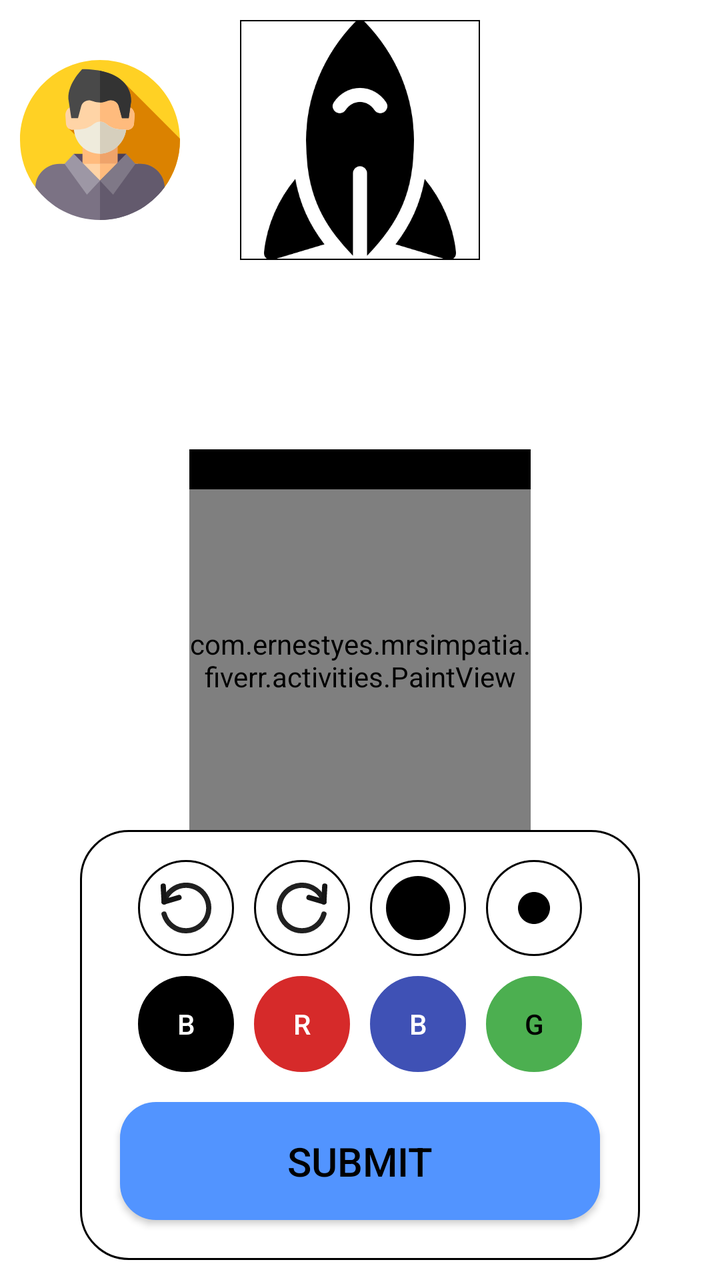
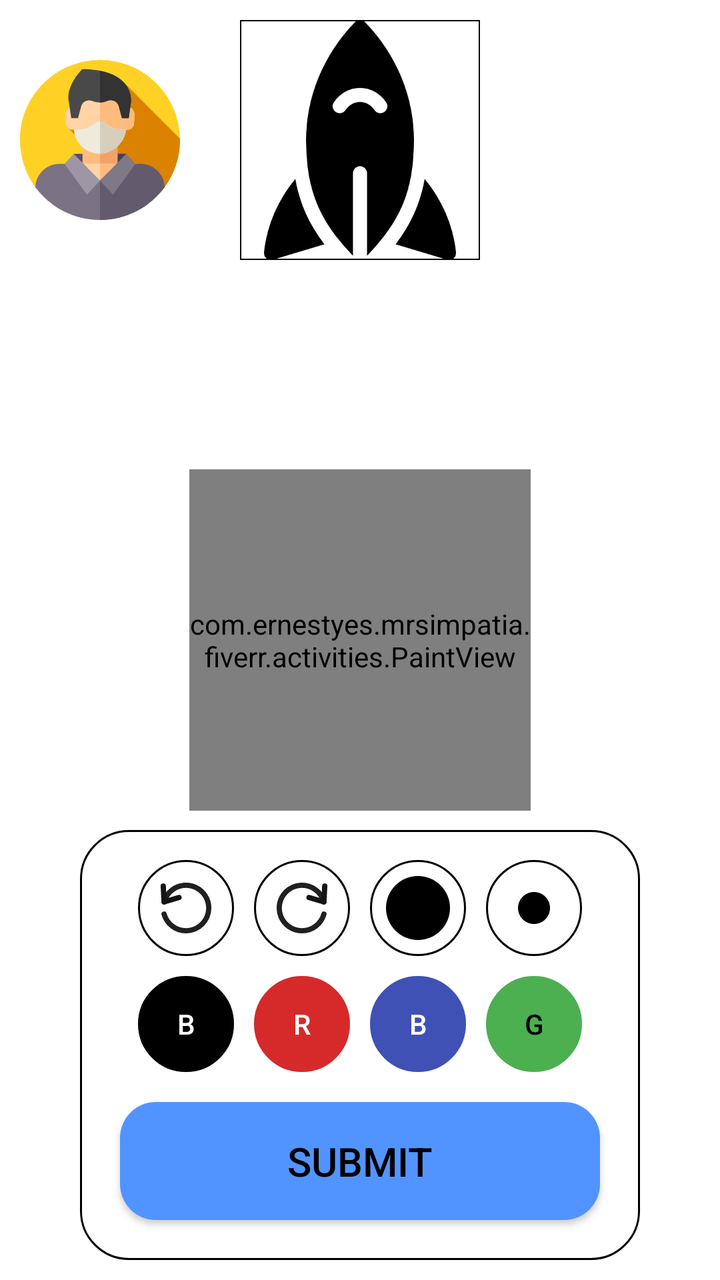

Screens rendered from an Android XML layout before and after an edit, with the pre-edit source and the edit as a unified diff.
<!-- AndroidManifest.xml: application theme AppTheme -->
<!-- res/layout/activity_art.xml -->
<?xml version="1.0" encoding="utf-8"?>
<RelativeLayout xmlns:android="http://schemas.android.com/apk/res/android"
    xmlns:app="http://schemas.android.com/apk/res-auto"
    xmlns:tools="http://schemas.android.com/tools"
    android:layout_width="match_parent"
    android:layout_height="match_parent"
    android:padding="10dp"
    android:background="@color/white"
    tools:context=".activities.ArtActivity">


    <RelativeLayout
        android:layout_width="match_parent"
        android:layout_height="wrap_content"
        android:layout_alignParentTop="true"
        android:orientation="horizontal">

        <ImageView
            android:layout_width="80dp"
            android:layout_height="80dp"
            android:layout_alignParentLeft="true"
            android:layout_centerInParent="true"
            android:src="@drawable/ic_user" />

        <ImageView
            android:id="@+id/showDemo"
            android:layout_width="120dp"
            android:layout_height="120dp"
            android:src="@drawable/level_9"
            android:layout_centerInParent="true"
            android:background="@drawable/curve_background_transparent" />

        <LinearLayout
            android:layout_width="wrap_content"
            android:layout_height="wrap_content"
            android:layout_alignParentRight="true"
            android:layout_gravity="right"
            android:orientation="vertical">

            <ImageView
                android:layout_width="50dp"
                android:layout_height="50dp"
                android:layout_marginTop="10dp"
                android:text="S"
                android:textSize="20dp" />


        </LinearLayout>
    </RelativeLayout>



    <LinearLayout
        android:layout_width="512px"
        android:layout_height="wrap_content"
        android:layout_centerInParent="true"
        android:layout_marginTop="50dp"
        android:layout_marginBottom="50dp"
        android:orientation="vertical">

        <ProgressBar
            android:id="@+id/progressbarAA"
            android:layout_width="512px"
            android:layout_height="20dp"
            android:background="@color/text_color" />

        <com.ernestyes.mrsimpatia.fiverr.activities.PaintView
            android:id="@+id/paintView"
            android:layout_width="512px"
            android:layout_height="512px"
            android:layout_gravity="center" />

    </LinearLayout>




    <LinearLayout
        android:layout_width="280dp"
        android:layout_height="wrap_content"
        android:layout_alignParentBottom="true"
        android:layout_centerInParent="true"
        android:background="@drawable/circle_button_background"
        android:orientation="vertical"
        android:padding="10dp">


        <LinearLayout
            android:layout_width="match_parent"
            android:layout_height="wrap_content"
            android:gravity="center"
            android:orientation="horizontal">

            <ImageView
                android:id="@+id/undoIV"
                android:layout_width="48dp"
                android:layout_height="48dp"
                android:layout_margin="5dp"
                android:background="@drawable/circle_button_background"
                android:padding="10dp"
                android:src="@drawable/ic_undo" />

            <ImageView
                android:id="@+id/redoIV"
                android:layout_width="48dp"
                android:layout_height="48dp"
                android:layout_margin="5dp"
                android:background="@drawable/circle_button_background"
                android:padding="10dp"
                android:src="@drawable/ic_redo" />

            <ImageView
                android:id="@+id/fatLineIV"
                android:layout_width="48dp"
                android:layout_height="48dp"
                android:layout_margin="5dp"
                android:background="@drawable/circle_button_background"
                android:padding="8dp"
                android:src="@drawable/ic_dot"
                android:textAllCaps="false" />

            <ImageView
                android:id="@+id/thinLineIV"
                android:layout_width="48dp"
                android:layout_height="48dp"
                android:layout_margin="5dp"
                android:background="@drawable/circle_button_background"
                android:padding="16dp"
                android:src="@drawable/ic_dot"
                android:textAllCaps="false" />


        </LinearLayout>


        <LinearLayout
            android:layout_width="match_parent"
            android:layout_height="wrap_content"
            android:gravity="center"
            android:orientation="horizontal">

            <Button
                android:id="@+id/black_color"
                android:layout_width="48dp"
                android:layout_height="48dp"
                android:layout_margin="5dp"
                android:background="@drawable/circle_button_background"
                android:backgroundTint="@color/black"
                android:text="B"
                android:textColor="@color/white" />

            <Button
                android:id="@+id/red_color"
                android:layout_width="48dp"
                android:layout_height="48dp"
                android:layout_margin="5dp"
                android:background="@drawable/circle_button_background"
                android:backgroundTint="@color/red"
                android:text="R"
                android:textColor="@color/white" />

            <Button
                android:id="@+id/blue_color"
                android:layout_width="48dp"
                android:layout_height="48dp"
                android:layout_margin="5dp"
                android:background="@drawable/circle_button_background"
                android:backgroundTint="@color/blue"
                android:text="B"
                android:textColor="@color/white" />

            <Button
                android:id="@+id/green_color"
                android:layout_width="48dp"
                android:layout_height="48dp"
                android:layout_margin="5dp"
                android:background="@drawable/circle_button_background"
                android:backgroundTint="@color/green"
                android:text="G"
                android:textColor="@color/black" />


        </LinearLayout>

        <Button
            android:id="@+id/submitButton"
            android:layout_width="match_parent"
            android:layout_height="wrap_content"
            android:layout_gravity="center"
            android:layout_margin="10dp"
            android:background="@drawable/button_background"
            android:backgroundTint="#5294FF"
            android:paddingLeft="20dp"
            android:paddingTop="16dp"
            android:paddingRight="20dp"
            android:paddingBottom="16dp"
            android:text="Submit"
            android:textColor="@color/black"
            android:textSize="20dp" />


    </LinearLayout>

</RelativeLayout>
<!-- resources referenced by this layout -->
<resources>
  <color name="black">#000000</color>
  <color name="blue">#3F51B5</color>
  <color name="green">#4CAF50</color>
  <color name="red">#D62A2A</color>
  <color name="text_color">#000000</color>
  <color name="white">#ffffff</color>
  <!-- drawable button_background (drawable) -->
  <?xml version="1.0" encoding="utf-8"?>
  <shape android:shape="rectangle"
      xmlns:android="http://schemas.android.com/apk/res/android">
      <solid android:color="#000000"/>
      <corners android:radius="18dp"/>
  
  
  </shape>
  <!-- drawable circle_button_background (drawable-v24) -->
  <?xml version="1.0" encoding="utf-8"?>
  <shape xmlns:android="http://schemas.android.com/apk/res/android">
      <corners android:radius="24dp"/>
      <size android:height="48dp"
          android:width="48dp"/>
      <stroke android:width="1dp"
          android:color="@color/black"/>
  </shape>
  <!-- drawable curve_background_transparent (drawable) -->
  <?xml version="1.0" encoding="utf-8"?>
  <shape android:shape="rectangle" xmlns:android="http://schemas.android.com/apk/res/android">
  
      <stroke android:width="0.5dp"/>
      <stroke android:color="#000000"/>
  
  </shape>
  <!-- drawable ic_dot (drawable) -->
  <vector xmlns:android="http://schemas.android.com/apk/res/android"
      android:width="512dp"
      android:height="512dp"
      android:viewportWidth="512"
      android:viewportHeight="512">
    <path
        android:fillColor="#FF000000"
        android:pathData="M256,0C114.837,0 0,114.837 0,256s114.837,256 256,256s256,-114.837 256,-256S397.163,0 256,0z"/>
  </vector>
  <!-- drawable ic_redo (drawable) -->
  <vector xmlns:android="http://schemas.android.com/apk/res/android"
      android:width="512dp"
      android:height="512dp"
      android:viewportWidth="512"
      android:viewportHeight="512">
    <path
        android:pathData="m256,488a232,232 0,0 1,-164.049 -396.049,232.023 232.023,0 0,1 305.516,-19.842 233.559,233.559 0,0 1,82.025 121.444,24 24,0 1,1 -46.235,12.894 185.254,185.254 0,0 0,-65.082 -96.312,182.241 182.241,0 0,0 -112.175,-38.135c-101.458,0 -184,82.542 -184,184s82.542,184 184,184a182.236,182.236 0,0 0,112.174 -38.135,185.25 185.25,0 0,0 65.083,-96.312 24,24 0,1 1,46.235 12.894,233.557 233.557,0 0,1 -82.025,121.445 229.844,229.844 0,0 1,-141.467 48.108z"
        android:fillColor="#202020"/>
    <path
        android:pathData="m456,224a23.952,23.952 0,0 1,-6.77 -0.976l-135.995,-40a24,24 0,1 1,13.543 -46.048l106.94,31.454 6.32,-113.761a24,24 0,1 1,47.924 2.662l-8,144a24,24 0,0 1,-23.962 22.669z"
        android:fillColor="#151515"/>
  </vector>
  <!-- drawable ic_undo (drawable) -->
  <vector xmlns:android="http://schemas.android.com/apk/res/android"
      android:width="512dp"
      android:height="512dp"
      android:viewportWidth="512"
      android:viewportHeight="512">
    <path
        android:pathData="m256,488a229.844,229.844 0,0 1,-141.467 -48.108,233.557 233.557,0 0,1 -82.025,-121.445 24,24 0,1 1,46.235 -12.894,185.25 185.25,0 0,0 65.083,96.312 182.236,182.236 0,0 0,112.174 38.135c101.458,0 184,-82.542 184,-184s-82.542,-184 -184,-184a182.241,182.241 0,0 0,-112.175 38.135,185.254 185.254,0 0,0 -65.082,96.312 24,24 0,1 1,-46.235 -12.894,233.559 233.559,0 0,1 82.025,-121.444 232.008,232.008 0,0 1,373.467 183.891,232 232,0 0,1 -232,232z"
        android:fillColor="#202020"/>
    <path
        android:pathData="m56,224a24,24 0,0 1,-23.964 -22.669l-8,-144a24,24 0,1 1,47.924 -2.662l6.32,113.761 106.941,-31.454a24,24 0,1 1,13.543 46.048l-135.995,40a23.947,23.947 0,0 1,-6.769 0.976z"
        android:fillColor="#151515"/>
  </vector>
  <!-- drawable level_9: png bitmap (drawable, 15579 bytes) -->
  <style name="AppTheme" parent="Theme.AppCompat.Light.NoActionBar">
          
          <item name="colorPrimary">@color/colorPrimary</item>
          <item name="colorPrimaryDark">@color/colorPrimaryDark</item>
          <item name="colorAccent">@color/colorAccent</item>
      </style>
  <color name="colorPrimary">#6200EE</color>
  <color name="colorPrimaryDark">#3700B3</color>
  <color name="colorAccent">#03DAC5</color>
  <!-- unchanged entries left out for length: 1 -->
</resources>

<!-- the commit's change to res/layout/activity_art.xml (unified diff, before → after) -->
@@ -4,8 +4,8 @@
     xmlns:tools="http://schemas.android.com/tools"
     android:layout_width="match_parent"
     android:layout_height="match_parent"
+    android:background="@color/white"
     android:padding="10dp"
-    android:background="@color/white"
     tools:context=".activities.ArtActivity">
 
 
@@ -26,9 +26,9 @@
             android:id="@+id/showDemo"
             android:layout_width="120dp"
             android:layout_height="120dp"
-            android:src="@drawable/level_9"
             android:layout_centerInParent="true"
-            android:background="@drawable/curve_background_transparent" />
+            android:background="@drawable/curve_background_transparent"
+            android:src="@drawable/level_9" />
 
         <LinearLayout
             android:layout_width="wrap_content"
@@ -41,7 +41,6 @@
                 android:layout_width="50dp"
                 android:layout_height="50dp"
                 android:layout_marginTop="10dp"
-                android:text="S"
                 android:textSize="20dp" />
 
 
@@ -49,30 +48,14 @@
     </RelativeLayout>
 
 
-
-    <LinearLayout
+    <com.ernestyes.mrsimpatia.fiverr.activities.PaintView
+        android:id="@+id/paintView"
         android:layout_width="512px"
-        android:layout_height="wrap_content"
+        android:layout_height="512px"
         android:layout_centerInParent="true"
+        android:layout_gravity="center"
         android:layout_marginTop="50dp"
-        android:layout_marginBottom="50dp"
-        android:orientation="vertical">
-
-        <ProgressBar
-            android:id="@+id/progressbarAA"
-            android:layout_width="512px"
-            android:layout_height="20dp"
-            android:background="@color/text_color" />
-
-        <com.ernestyes.mrsimpatia.fiverr.activities.PaintView
-            android:id="@+id/paintView"
-            android:layout_width="512px"
-            android:layout_height="512px"
-            android:layout_gravity="center" />
-
-    </LinearLayout>
-
-
+        android:layout_marginBottom="50dp" />
 
 
     <LinearLayout
<!-- resource entries referenced after the edit -->
@@ -4,7 +4,6 @@
   <color name="blue">#3F51B5</color>
   <color name="green">#4CAF50</color>
   <color name="red">#D62A2A</color>
-  <color name="text_color">#000000</color>
   <color name="white">#ffffff</color>
   <!-- drawable button_background (drawable) -->
   <?xml version="1.0" encoding="utf-8"?>
